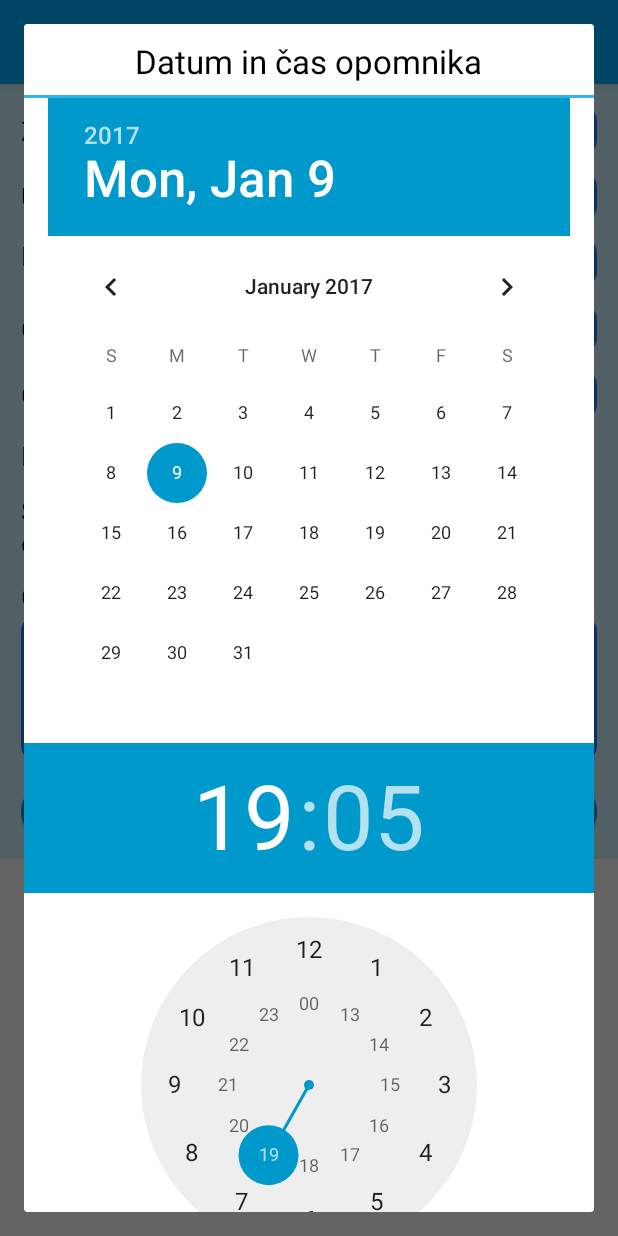
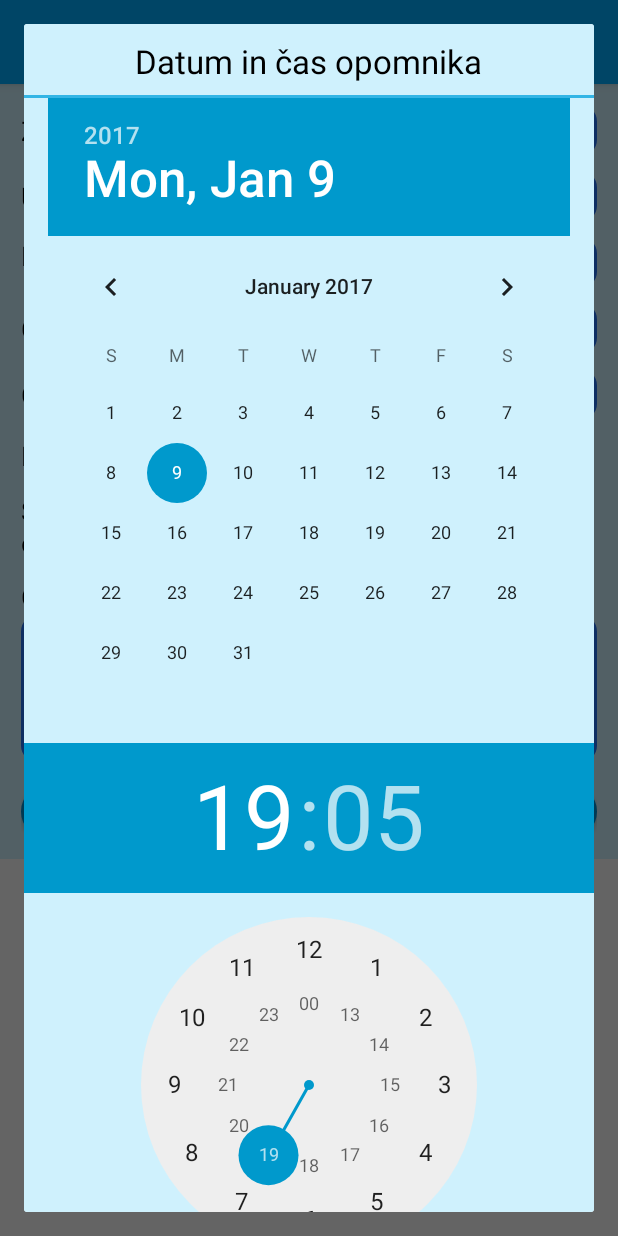
Before and after one commit to loboda1995/ZepniZdravnik, an Android app: the AppointmentOverview screen opened directly, with no data from a screen before it, after a tap on "Nastavi čas", on a phone screen of 412 x 824 dp. Run offline under Robolectric (Android 15) with nearby library versions, the phone set to English and light mode, and no system bars; 1 statement that could not run was skipped.

Commit message:
Dodan prikaz opcij pri vnosu zdravstvenega doma in lokacije. Popravljene barve pri izbiri datumov in ur pregledov.

```diff
--- a/app/src/main/java/com/example/tpoteam/zepnizdravnik/AppointmentOverview.java
+++ b/app/src/main/java/com/example/tpoteam/zepnizdravnik/AppointmentOverview.java
@@ -7,17 +7,16 @@ import android.content.Intent;
 import android.graphics.Color;
 import android.os.Bundle;
 import android.os.Handler;
+import android.support.v4.content.ContextCompat;
 import android.support.v7.app.AppCompatActivity;
 import android.support.v7.widget.Toolbar;
-import android.text.Editable;
 import android.text.Spannable;
 import android.text.SpannableString;
-import android.text.TextWatcher;
 import android.text.style.ForegroundColorSpan;
 import android.util.Log;
 import android.view.LayoutInflater;
 import android.view.View;
-import android.widget.ArrayAdapter;
+import android.widget.AdapterView;
 import android.widget.AutoCompleteTextView;
 import android.widget.Button;
 import android.widget.CheckBox;
@@ -52,8 +51,8 @@ public class AppointmentOverview extends AppCompatActivity{
     private AppointmentNotification selectedNotification;
 
     private MyAutoComplete inputDoctor;
-    private EditText inputInstitution;
-    private EditText inputLocation;
+    private MyAutoComplete inputInstitution;
+    private MyAutoComplete inputLocation;
     private Spinner colorPicker;
     private TextView displayAlarmTime;
     private TextView displayAppointmentTime;
@@ -134,10 +133,13 @@ public class AppointmentOverview extends AppCompatActivity{
     // Pridobimo in shranimo vsa vnosna polja
     private void getAllInputs(){
         inputDoctor = (MyAutoComplete) findViewById(R.id.appointDoctorName);
-
         ArrayList<Zdravnik> doctors = getDoctors();
-        DoctorInputAdapter adapter = new DoctorInputAdapter(this, doctors);
-        inputDoctor.setAdapter(adapter);
+        ArrayList<String> names = new ArrayList<>(doctors.size());
+        for(Zdravnik z : doctors){
+            names.add(String.format("%s %s", z.getIme(), z.getPriimek()));
+        }
+        AutocompleteAdapter adapter1 = new AutocompleteAdapter(this, names);
+        inputDoctor.setAdapter(adapter1);
         inputDoctor.setOnFocusChangeListener(new View.OnFocusChangeListener() {
             @Override
             public void onFocusChange(View v, boolean hasFocus) {
@@ -152,8 +154,60 @@ public class AppointmentOverview extends AppCompatActivity{
             }
         });
 
-        inputInstitution = (EditText) findViewById(R.id.appointInstitution);
-        inputLocation = (EditText) findViewById(R.id.appointLocation);
+        inputInstitution = (MyAutoComplete) findViewById(R.id.appointInstitution);
+        ArrayList<Dom> institutions = getInstitutions();
+        final ArrayList<String> name = new ArrayList<>(institutions.size());
+        final ArrayList<String> location = new ArrayList<>(institutions.size());
+        for(Dom d : institutions){
+            name.add(d.getIme());
+            location.add(d.getNaslov());
+        }
+        AutocompleteAdapter adapter2 = new AutocompleteAdapter(this, name);
+        inputInstitution.setAdapter(adapter2);
+        inputInstitution.setOnFocusChangeListener(new View.OnFocusChangeListener() {
+            @Override
+            public void onFocusChange(View v, boolean hasFocus) {
+
+                if (v.getWindowVisibility() != View.VISIBLE) {
+                    return;
+                }
+                if (hasFocus)
+                    inputInstitution.showDropDown();
+                else
+                    inputInstitution.dismissDropDown();
+            }
+        });
+        inputInstitution.setOnItemClickListener(new AdapterView.OnItemClickListener() {
+            @Override
+            public void onItemClick(AdapterView<?> adapterView, View view, int i, long l) {
+                if(inputLocation.getText().length() == 0)
+                    inputLocation.setText(location.get(i));
+            }
+        });
+
+        inputLocation = (MyAutoComplete) findViewById(R.id.appointLocation);
+        adapter2 = new AutocompleteAdapter(this, location);
+        inputLocation.setAdapter(adapter2);
+        inputLocation.setOnFocusChangeListener(new View.OnFocusChangeListener() {
+            @Override
+            public void onFocusChange(View v, boolean hasFocus) {
+
+                if (v.getWindowVisibility() != View.VISIBLE) {
+                    return;
+                }
+                if (hasFocus)
+                    inputLocation.showDropDown();
+                else
+                    inputLocation.dismissDropDown();
+            }
+        });
+        inputLocation.setOnItemClickListener(new AdapterView.OnItemClickListener() {
+            @Override
+            public void onItemClick(AdapterView<?> adapterView, View view, int i, long l) {
+                if(inputInstitution.getText().length() == 0)
+                    inputInstitution.setText(name.get(i));
+            }
+        });
 
         displayAlarmTime = (TextView) findViewById(R.id.displayAlarmTime);
         displayAlarmTime.setOnClickListener(new View.OnClickListener() {
@@ -240,6 +294,9 @@ public class AppointmentOverview extends AppCompatActivity{
 
         AlertDialog alert = alertDialogBuilder.create();
         alert.show();
+        alert.getButton(alert.BUTTON_NEGATIVE).setBackgroundColor(ContextCompat.getColor(this, R.color.colorPrimary));
+        alert.getButton(alert.BUTTON_NEUTRAL).setBackgroundColor(ContextCompat.getColor(this, R.color.colorPrimary));
+        alert.getButton(alert.BUTTON_POSITIVE).setBackgroundColor(ContextCompat.getColor(this, R.color.colorPrimary));
     }
 
     // Izbrise izbrani opomnik
@@ -333,6 +390,7 @@ public class AppointmentOverview extends AppCompatActivity{
         // obstojecega
         if(selectedNotification != null){
             selectedNotification.doctor = doctorName;
+            selectedNotification.institution = inst;
             selectedNotification.location = location;
             selectedNotification.timeOfNotification = alarmTime;
             selectedNotification.timeOfAppointment = appointmentTime;
@@ -424,4 +482,25 @@ public class AppointmentOverview extends AppCompatActivity{
         }
         return notri;
     }
+
+    private ArrayList<Dom> getInstitutions()
+    {
+
+        File file = new File(getFilesDir() + "/" + MainActivity.fileNameWithHouse);
+        ArrayList<Dom> notri = new ArrayList<>();
+        if(file.exists()) {
+            FileInputStream fis = null;
+            ObjectInputStream ois = null;
+            try {
+                fis = openFileInput(MainActivity.fileNameWithHouse);
+                ois = new ObjectInputStream(fis);
+                notri = (ArrayList<Dom>) ois.readObject();
+                ois.close();
+                fis.close();
+            } catch (Exception e) {
+                e.printStackTrace();
+            }
+        }
+        return notri;
+    }
 }
--- /dev/null
+++ b/app/src/main/java/com/example/tpoteam/zepnizdravnik/AutocompleteAdapter.java
@@ -0,0 +1,37 @@
+package com.example.tpoteam.zepnizdravnik;
+
+import android.content.Context;
+import android.view.LayoutInflater;
+import android.view.View;
+import android.view.ViewGroup;
+import android.widget.ArrayAdapter;
+import android.widget.TextView;
+
+import java.util.ArrayList;
+
+/**
+ * Created by Luka Loboda on 09-Jan-17.
+ */
+
+public class AutocompleteAdapter extends ArrayAdapter<String> {
+
+
+    public AutocompleteAdapter(Context context, ArrayList<String> inst) {
+        super(context, 0, inst);
+
+    }
+
+    public View getView(int position, View convertView, ViewGroup parent) {
+        String s = getItem(position);
+
+        if (convertView == null) {
+            convertView = LayoutInflater.from(getContext()).inflate(R.layout.item_autocomplete, parent, false);
+        }
+
+        TextView display = (TextView) convertView.findViewById(R.id.polje);
+
+        display.setText(s);
+
+        return convertView;
+    }
+}
--- a/app/src/main/java/com/example/tpoteam/zepnizdravnik/DoctorInputAdapter.java
+++ /dev/null
@@ -1,37 +0,0 @@
-package com.example.tpoteam.zepnizdravnik;
-
-import android.content.Context;
-import android.view.LayoutInflater;
-import android.view.View;
-import android.view.ViewGroup;
-import android.widget.ArrayAdapter;
-import android.widget.TextView;
-
-import java.util.ArrayList;
-
-/**
- * Created by Luka Loboda on 08-Jan-17.
- */
-
-public class DoctorInputAdapter extends ArrayAdapter<Zdravnik> {
-
-    public DoctorInputAdapter(Context context, ArrayList<Zdravnik> doctors) {
-        super(context, 0, doctors);
-    }
-
-    public View getView(int position, View convertView, ViewGroup parent) {
-        Zdravnik z = getItem(position);
-
-        if (convertView == null) {
-            convertView = LayoutInflater.from(getContext()).inflate(R.layout.item_doctor, parent, false);
-        }
-
-        TextView displayIme = (TextView) convertView.findViewById(R.id.ime);
-        TextView displayPriimek = (TextView) convertView.findViewById(R.id.priimek);
-
-        displayIme.setText(z.getIme());
-        displayPriimek.setText(z.getPriimek());
-
-        return convertView;
-    }
-}
--- a/app/src/main/java/com/example/tpoteam/zepnizdravnik/Dom.java
+++ b/app/src/main/java/com/example/tpoteam/zepnizdravnik/Dom.java
@@ -1,10 +1,12 @@
 package com.example.tpoteam.zepnizdravnik;
+
+import java.io.Serializable;
 
 /**
  * Created by Žiga on 12.12.2016.
  */
 
-public class Dom {
+public class Dom implements Serializable{
     String ime;
     String mail;
     String naslov;
@@ -49,4 +51,5 @@ public class Dom {
     public String getTelefon(){return this.telefon;}
 
     public String getPosta() {return this.postna_st + ", " + this.kraj;}
+
 }
--- a/app/src/main/res/layout/activity_appointment_notification_overview.xml
+++ b/app/src/main/res/layout/activity_appointment_notification_overview.xml
@@ -68,17 +68,7 @@
                         android:layout_width="0dp"
                         android:layout_weight="0.6"
                         android:layout_height="match_parent">
-                        <!--
-                        <EditText
-                            android:background="@drawable/inputbackground"
-                            android:id="@+id/appointDoctorName"
-                            android:layout_centerVertical="true"
-                            android:textSize="18dp"
-                            android:inputType="text"
-                            android:selectAllOnFocus="true"
-                            android:layout_width="match_parent"
-                            android:layout_height="wrap_content"/>
-                        -->
+
                         <com.example.tpoteam.zepnizdravnik.MyAutoComplete
                             android:background="@drawable/inputbackground"
                             android:id="@+id/appointDoctorName"
@@ -117,7 +107,8 @@
                         android:layout_width="0dp"
                         android:layout_weight="0.6"
                         android:layout_height="match_parent">
-                        <EditText
+
+                        <com.example.tpoteam.zepnizdravnik.MyAutoComplete
                             android:background="@drawable/inputbackground"
                             android:id="@+id/appointInstitution"
                             android:layout_centerVertical="true"
@@ -125,7 +116,7 @@
                             android:inputType="text"
                             android:selectAllOnFocus="true"
                             android:layout_width="match_parent"
-                            android:layout_height="wrap_content"/>
+                            android:layout_height="wrap_content" />
 
                     </RelativeLayout>
 
@@ -156,7 +147,8 @@
                         android:layout_width="0dp"
                         android:layout_weight="0.6"
                         android:layout_height="match_parent">
-                        <EditText
+
+                        <com.example.tpoteam.zepnizdravnik.MyAutoComplete
                             android:background="@drawable/inputbackground"
                             android:id="@+id/appointLocation"
                             android:layout_centerVertical="true"
@@ -164,7 +156,7 @@
                             android:inputType="text"
                             android:selectAllOnFocus="true"
                             android:layout_width="match_parent"
-                            android:layout_height="wrap_content"/>
+                            android:layout_height="wrap_content" />
 
                     </RelativeLayout>
 
--- a/app/src/main/res/layout/date_and_time_picker.xml
+++ b/app/src/main/res/layout/date_and_time_picker.xml
@@ -1,7 +1,8 @@
 <?xml version="1.0" encoding="utf-8"?>
 <RelativeLayout xmlns:android="http://schemas.android.com/apk/res/android"
     android:orientation="vertical" android:layout_width="wrap_content"
-    android:layout_height="wrap_content">
+    android:layout_height="wrap_content"
+    android:background="@color/backgroundBlue">
 
     <TextView
         android:textColor="@android:color/black"
```
Also changed, not shown: app/src/main/java/com/example/tpoteam/zepnizdravnik/MyRecyclerViewDomAdapter.java (+5 -5 lines), app/src/main/res/layout/item_autocomplete.xml (renamed from app/src/main/res/layout/item_doctor.xml, +1 -9 lines).
